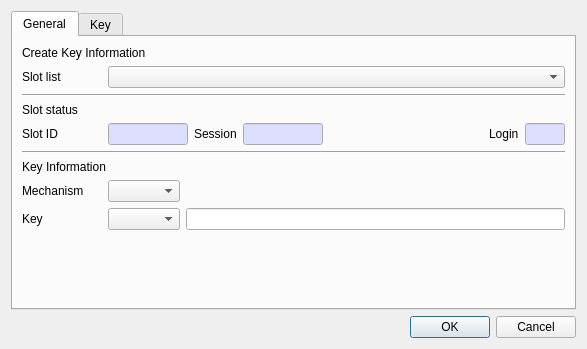
First picture: the form in CryptokiMan/create_key_dlg.ui, repository jykim74/CryptokiMan, before the edit.
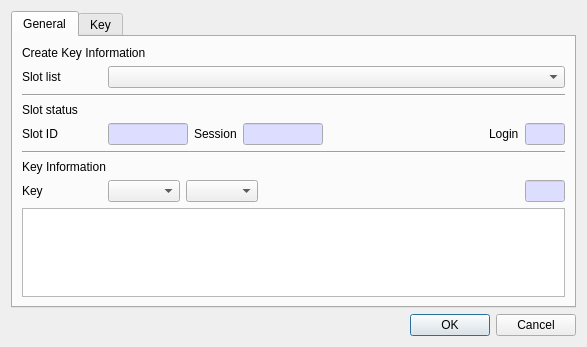
Second picture: the form after the edit.

```diff
--- a/CryptokiMan/create_key_dlg.ui
+++ b/CryptokiMan/create_key_dlg.ui
@@ -7,7 +7,7 @@
     <x>0</x>
     <y>0</y>
     <width>587</width>
-    <height>349</height>
+    <height>331</height>
    </rect>
   </property>
   <property name="windowTitle">
@@ -286,48 +286,12 @@
          </property>
         </widget>
        </item>
-       <item>
-        <layout class="QGridLayout" name="gridLayout_4">
-         <property name="topMargin">
-          <number>0</number>
-         </property>
-         <item row="0" column="1">
-          <widget class="QComboBox" name="mMechCombo"/>
-         </item>
-         <item row="0" column="0">
-          <widget class="QLabel" name="label_10">
-           <property name="minimumSize">
-            <size>
-             <width>80</width>
-             <height>0</height>
-            </size>
-           </property>
-           <property name="text">
-            <string>Mechanism</string>
-           </property>
-          </widget>
-         </item>
-         <item row="0" column="2">
-          <spacer name="horizontalSpacer_2">
-           <property name="orientation">
-            <enum>Qt::Horizontal</enum>
-           </property>
-           <property name="sizeHint" stdset="0">
-            <size>
-             <width>40</width>
-             <height>20</height>
-            </size>
-           </property>
-          </spacer>
-         </item>
-        </layout>
-       </item>
        <item>
         <layout class="QGridLayout" name="gridLayout_6">
          <property name="topMargin">
           <number>0</number>
          </property>
-         <item row="0" column="1">
+         <item row="0" column="2">
           <widget class="QComboBox" name="mKeyCombo"/>
          </item>
          <item row="0" column="0">
@@ -343,11 +307,90 @@
            </property>
           </widget>
          </item>
-         <item row="0" column="2">
-          <widget class="QLineEdit" name="mKeyText"/>
+         <item row="0" column="3">
+          <spacer name="horizontalSpacer_2">
+           <property name="orientation">
+            <enum>Qt::Horizontal</enum>
+           </property>
+           <property name="sizeHint" stdset="0">
+            <size>
+             <width>40</width>
+             <height>20</height>
+            </size>
+           </property>
+          </spacer>
+         </item>
+         <item row="0" column="4">
+          <widget class="QLineEdit" name="mKeyLenText">
+           <property name="minimumSize">
+            <size>
+             <width>40</width>
+             <height>0</height>
+            </size>
+           </property>
+           <property name="maximumSize">
+            <size>
+             <width>40</width>
+             <height>16777215</height>
+            </size>
+           </property>
+           <property name="palette">
+            <palette>
+             <active>
+              <colorrole role="Base">
+               <brush brushstyle="SolidPattern">
+                <color alpha="255">
+                 <red>221</red>
+                 <green>221</green>
+                 <blue>255</blue>
+                </color>
+               </brush>
+              </colorrole>
+             </active>
+             <inactive>
+              <colorrole role="Base">
+               <brush brushstyle="SolidPattern">
+                <color alpha="255">
+                 <red>221</red>
+                 <green>221</green>
+                 <blue>255</blue>
+                </color>
+               </brush>
+              </colorrole>
+             </inactive>
+             <disabled>
+              <colorrole role="Base">
+               <brush brushstyle="SolidPattern">
+                <color alpha="255">
+                 <red>240</red>
+                 <green>240</green>
+                 <blue>240</blue>
+                </color>
+               </brush>
+              </colorrole>
+             </disabled>
+            </palette>
+           </property>
+           <property name="readOnly">
+            <bool>true</bool>
+           </property>
+          </widget>
+         </item>
+         <item row="0" column="1">
+          <widget class="QComboBox" name="mMechCombo">
+           <property name="sizePolicy">
+            <sizepolicy hsizetype="Preferred" vsizetype="Fixed">
+             <horstretch>0</horstretch>
+             <verstretch>0</verstretch>
+            </sizepolicy>
+           </property>
+          </widget>
          </item>
         </layout>
        </item>
+       <item>
+        <widget class="QPlainTextEdit" name="mKeyText"/>
+       </item>
        <item>
         <spacer name="verticalSpacer">
          <property name="orientation">
```
Left out of the diff: 3 changed lines with no effect on the pictures.
